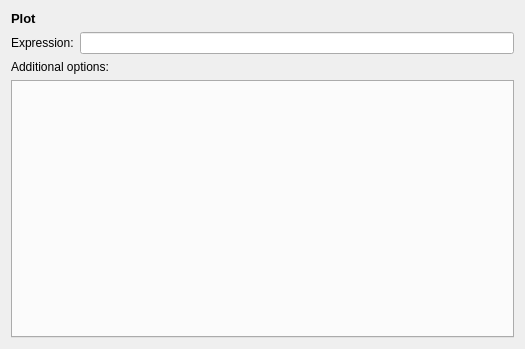
First picture: the form in src/assistants/advancedplot/advancedplotdialog.ui, repository KDE/cantor, before the edit.
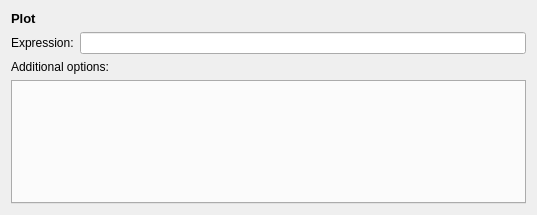
Second picture: the form after the edit. Custom widgets are drawn as their Qt base class.

Commit message: Fixed memory leak and removed redundant label() system in favour of windowTitle() provided by QWidget

```diff
--- a/src/assistants/advancedplot/advancedplotdialog.ui
+++ b/src/assistants/advancedplot/advancedplotdialog.ui
@@ -6,8 +6,8 @@
    <rect>
     <x>0</x>
     <y>0</y>
-    <width>525</width>
-    <height>349</height>
+    <width>537</width>
+    <height>215</height>
    </rect>
   </property>
   <layout class="QVBoxLayout" name="verticalLayout">
```
The commit also changes 5 other files.
